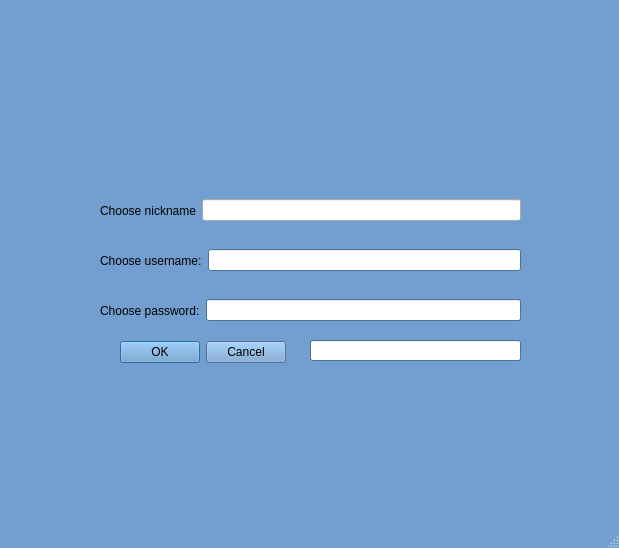
This is Client/mainwindow.ui in MATF-RS20/RS023-group-chat as Qt 5 draws it before an edit. The edited form follows.
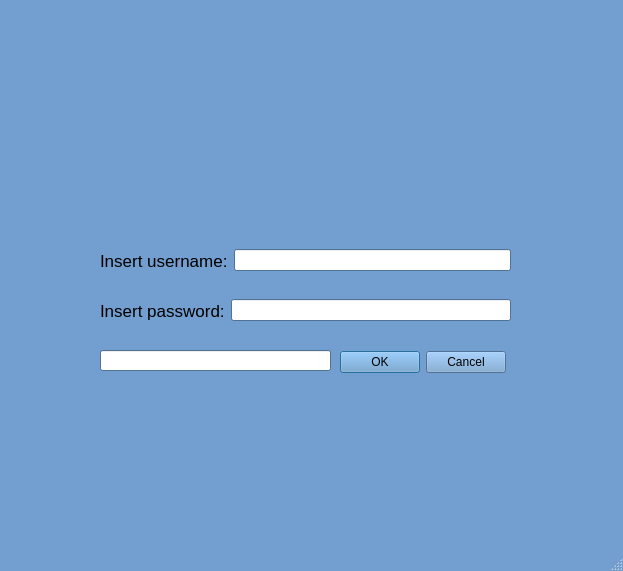
This is the edited form. The open tabs and pages were chosen to show the change. Icons and pictures are not drawn.

Commit message: priprema za rep6,gui

The edit to the form file:
```diff
--- a/Client/mainwindow.ui
+++ b/Client/mainwindow.ui
@@ -6,8 +6,8 @@
    <rect>
     <x>0</x>
     <y>0</y>
-    <width>619</width>
-    <height>548</height>
+    <width>623</width>
+    <height>571</height>
    </rect>
   </property>
   <property name="palette">
@@ -465,10 +465,10 @@
    <widget class="QStackedWidget" name="stackedWidget">
     <property name="geometry">
      <rect>
-      <x>-20</x>
+      <x>-10</x>
       <y>0</y>
       <width>631</width>
-      <height>501</height>
+      <height>521</height>
      </rect>
     </property>
     <property name="currentIndex">
@@ -2525,6 +2525,185 @@
        <bool>true</bool>
       </property>
      </widget>
+     <widget class="QPushButton" name="deleteAcc_button">
+      <property name="geometry">
+       <rect>
+        <x>230</x>
+        <y>480</y>
+        <width>131</width>
+        <height>25</height>
+       </rect>
+      </property>
+      <property name="cursor">
+       <cursorShape>PointingHandCursor</cursorShape>
+      </property>
+      <property name="text">
+       <string>Delete account</string>
+      </property>
+     </widget>
+    </widget>
+    <widget class="QWidget" name="DeleteAccountPage">
+     <widget class="QWidget" name="horizontalLayoutWidget_8">
+      <property name="geometry">
+       <rect>
+        <x>110</x>
+        <y>240</y>
+        <width>411</width>
+        <height>41</height>
+       </rect>
+      </property>
+      <layout class="QHBoxLayout" name="horizontalLayout_8">
+       <item>
+        <widget class="QLabel" name="label_15">
+         <property name="font">
+          <font>
+           <pointsize>13</pointsize>
+          </font>
+         </property>
+         <property name="text">
+          <string>Insert username:</string>
+         </property>
+        </widget>
+       </item>
+       <item>
+        <widget class="QLineEdit" name="deleteUser_line">
+         <property name="clearButtonEnabled">
+          <bool>true</bool>
+         </property>
+        </widget>
+       </item>
+      </layout>
+     </widget>
+     <widget class="QWidget" name="horizontalLayoutWidget_10">
+      <property name="geometry">
+       <rect>
+        <x>110</x>
+        <y>290</y>
+        <width>411</width>
+        <height>41</height>
+       </rect>
+      </property>
+      <layout class="QHBoxLayout" name="horizontalLayout_10">
+       <item>
+        <widget class="QLabel" name="label_16">
+         <property name="font">
+          <font>
+           <pointsize>13</pointsize>
+          </font>
+         </property>
+         <property name="text">
+          <string>Insert password:</string>
+         </property>
+        </widget>
+       </item>
+       <item>
+        <widget class="QLineEdit" name="deletePasswd_line">
+         <property name="echoMode">
+          <enum>QLineEdit::Password</enum>
+         </property>
+         <property name="clearButtonEnabled">
+          <bool>true</bool>
+         </property>
+        </widget>
+       </item>
+      </layout>
+     </widget>
+     <widget class="QDialogButtonBox" name="buttonBox_2">
+      <property name="geometry">
+       <rect>
+        <x>350</x>
+        <y>350</y>
+        <width>166</width>
+        <height>25</height>
+       </rect>
+      </property>
+      <property name="cursor">
+       <cursorShape>PointingHandCursor</cursorShape>
+      </property>
+      <property name="standardButtons">
+       <set>QDialogButtonBox::Cancel|QDialogButtonBox::Ok</set>
+      </property>
+     </widget>
+     <widget class="QLineEdit" name="error_msg_line_3">
+      <property name="geometry">
+       <rect>
+        <x>110</x>
+        <y>350</y>
+        <width>231</width>
+        <height>21</height>
+       </rect>
+      </property>
+      <property name="palette">
+       <palette>
+        <active>
+         <colorrole role="Text">
+          <brush brushstyle="SolidPattern">
+           <color alpha="255">
+            <red>204</red>
+            <green>0</green>
+            <blue>0</blue>
+           </color>
+          </brush>
+         </colorrole>
+         <colorrole role="PlaceholderText">
+          <brush brushstyle="NoBrush">
+           <color alpha="128">
+            <red>204</red>
+            <green>0</green>
+            <blue>0</blue>
+           </color>
+          </brush>
+         </colorrole>
+        </active>
+        <inactive>
+         <colorrole role="Text">
+          <brush brushstyle="SolidPattern">
+           <color alpha="255">
+            <red>204</red>
+            <green>0</green>
+            <blue>0</blue>
+           </color>
+          </brush>
+         </colorrole>
+         <colorrole role="PlaceholderText">
+          <brush brushstyle="NoBrush">
+           <color alpha="128">
+            <red>204</red>
+            <green>0</green>
+            <blue>0</blue>
+           </color>
+          </brush>
+         </colorrole>
+        </inactive>
+        <disabled>
+         <colorrole role="Text">
+          <brush brushstyle="SolidPattern">
+           <color alpha="255">
+            <red>57</red>
+            <green>79</green>
+            <blue>103</blue>
+           </color>
+          </brush>
+         </colorrole>
+         <colorrole role="PlaceholderText">
+          <brush brushstyle="NoBrush">
+           <color alpha="128">
+            <red>204</red>
+            <green>0</green>
+            <blue>0</blue>
+           </color>
+          </brush>
+         </colorrole>
+        </disabled>
+       </palette>
+      </property>
+      <property name="cursor">
+       <cursorShape>ArrowCursor</cursorShape>
+      </property>
+      <property name="readOnly">
+       <bool>true</bool>
+      </property>
+     </widget>
     </widget>
     <widget class="QWidget" name="chatPage">
      <widget class="QWidget" name="horizontalLayoutWidget_3">
```
Left out of the diff: 16 changed lines with no effect on the pictures. The commit also changes 4 other files.
